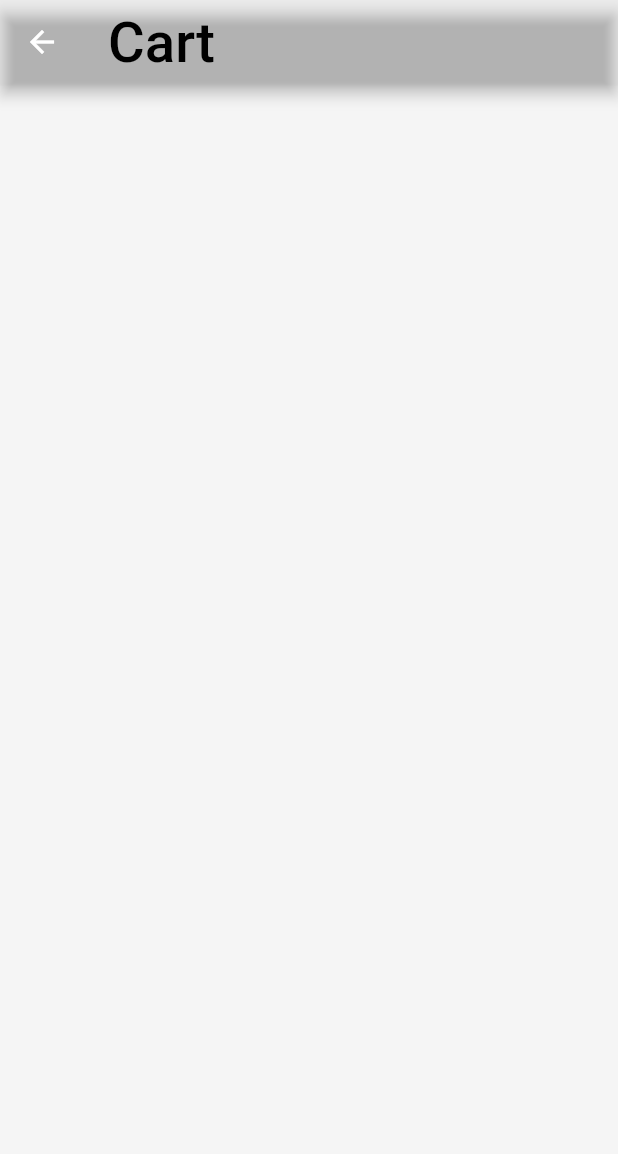
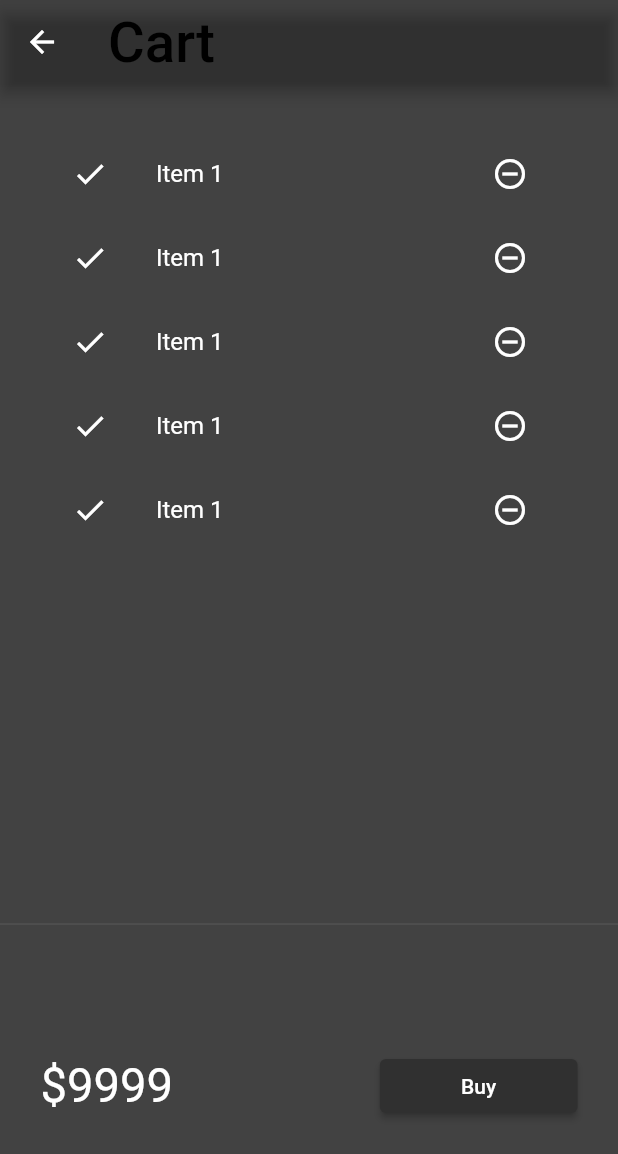
Before and after one commit to arpan-xalxo/flutter, a Flutter app: the CartPage screen opened by its route, on a phone screen of 412 x 824 dp. Shown: the top 1154 px of the screen. Run offline on Flutter 3.47's test engine with Material 2 defaults, Android fonts, the phone set to English and light mode, and no system bars; our stand-ins replace google_fonts, velocity_x; network calls fail.

Commit message:
day13 cartpage ui

```diff
--- a/lib/main.dart
+++ b/lib/main.dart
@@ -18,7 +18,7 @@ class MyApp extends StatelessWidget {
       themeMode: ThemeMode.dark,
       // theme: MyTheme.lightTheme,
       debugShowCheckedModeBanner: false,
-      initialRoute: MyRoutes.loginRoute,
+      initialRoute: MyRoutes.homeRoute,
       darkTheme: ThemeData(brightness: Brightness.dark),
       routes: {
         "/": (context) => LoginPage(),
--- a/lib/models/catalog.dart
+++ b/lib/models/catalog.dart
@@ -12,6 +12,17 @@ class CatalogModel {
           "https://img1.gadgetsnow.com/gd/images/products/original/G201754.jpg",
     ),
   ];
+
+  /*   //get Item by ID
+ static getById(int id) =>
+      items.firstWhere((element) => element.id == id, orElse: null);
+
+  //get Item by position
+
+
+  static Item getByPosition(int pos) => items[pos];
+
+*/
 }
 
 class Item {
--- a/lib/pages/cart_page.dart
+++ b/lib/pages/cart_page.dart
@@ -8,11 +8,68 @@ class CartPage extends StatelessWidget {
   @override
   Widget build(BuildContext context) {
     return Scaffold(
-      backgroundColor: MyTheme.cremeColor,
+      backgroundColor: context.cardColor,
       appBar: AppBar(
         backgroundColor: Colors.transparent,
         title: "Cart".text.color(Colors.black).xl3.make(),
       ),
+      body: Column(
+        children: [
+          _CartList().p32().expand(),
+          Divider(),
+          _CartTotal(),
+        ],
+      ),
     );
   }
 }
+
+class _CartTotal extends StatelessWidget {
+  @override
+  Widget build(BuildContext context) {
+    return SizedBox(
+      height: 200,
+      child: Row(
+        mainAxisAlignment: MainAxisAlignment.spaceAround,
+        children: [
+          "\$9999".text.xl4.make(),
+          30.widthBox,
+          ElevatedButton(
+                  onPressed: () {
+                    ScaffoldMessenger.of(context).showSnackBar(SnackBar(
+                        content: "Buying not supported".text.bold.make()));
+                  },
+                  style: ButtonStyle(
+                      alignment: Alignment.center,
+                      backgroundColor:
+                          MaterialStateProperty.all(context.canvasColor)),
+                  child: "Buy".text.white.make())
+              .w32(context)
+        ],
+      ),
+    );
+  }
+}
+
+class _CartList extends StatefulWidget {
+  const _CartList({super.key});
+
+  @override
+  State<_CartList> createState() => __CartListState();
+}
+
+class __CartListState extends State<_CartList> {
+  @override
+  Widget build(BuildContext context) {
+    return ListView.builder(
+        itemCount: 5,
+        itemBuilder: (context, index) => ListTile(
+              leading: Icon(Icons.done),
+              trailing: IconButton(
+                icon: Icon(Icons.remove_circle_outline),
+                onPressed: () {},
+              ),
+              title: "Item 1".text.make(),
+            ));
+  }
+}
--- a/lib/pages/home_page.dart
+++ b/lib/pages/home_page.dart
@@ -45,7 +45,7 @@ class _HomePageState extends State<HomePage> {
   @override
   Widget build(BuildContext context) {
     return Scaffold(
-        backgroundColor: Theme.of(context).canvasColor,
+        backgroundColor: Theme.of(context).cardColor,
         floatingActionButton: FloatingActionButton(
           onPressed: () => Navigator.pushNamed(context, MyRoutes.cartRoute),
           backgroundColor: MyTheme.darkBlueColor,
--- a/lib/pages/home_widgets/catalog_list.dart
+++ b/lib/pages/home_widgets/catalog_list.dart
@@ -21,7 +21,9 @@ class CatalogList extends StatelessWidget {
             onTap: () => Navigator.push(
                 context,
                 MaterialPageRoute(
-                    builder: (context) => HomeDetailPage(catalog: catalog))),
+                    builder: (context) => HomeDetailPage(catalog: catalog
+                        //CatalogModel.getById(2), if you want to display by id the
+                        ))),
             child: CatalogItem(catalog: catalog));
       },
     );
@@ -70,6 +72,6 @@ class CatalogItem extends StatelessWidget {
               ],
             ).pOnly(right: 8.0)
           ])),
-    ])).color(context.cardColor).roundedLg.square(150).make().py12();
+    ])).color(context.canvasColor).roundedLg.square(150).make().py12();
   }
 }
--- a/lib/widgets/themes.dart
+++ b/lib/widgets/themes.dart
@@ -27,6 +27,6 @@ class MyTheme {
 
   static Color cremeColor = Color(0xfff5f5f5);
   static Color darkcremeColor = Vx.gray100;
-  static Color darkBlueColor = Color(0xff403b58);
+  static Color darkBlueColor = Color.fromARGB(255, 0, 0, 0);
   static Color lightBlueColor = Vx.purple400;
 }
```
